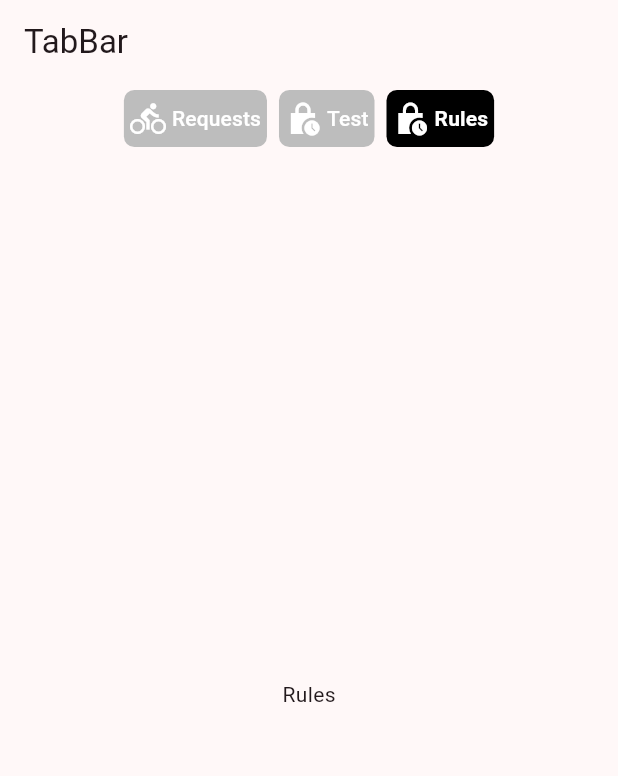
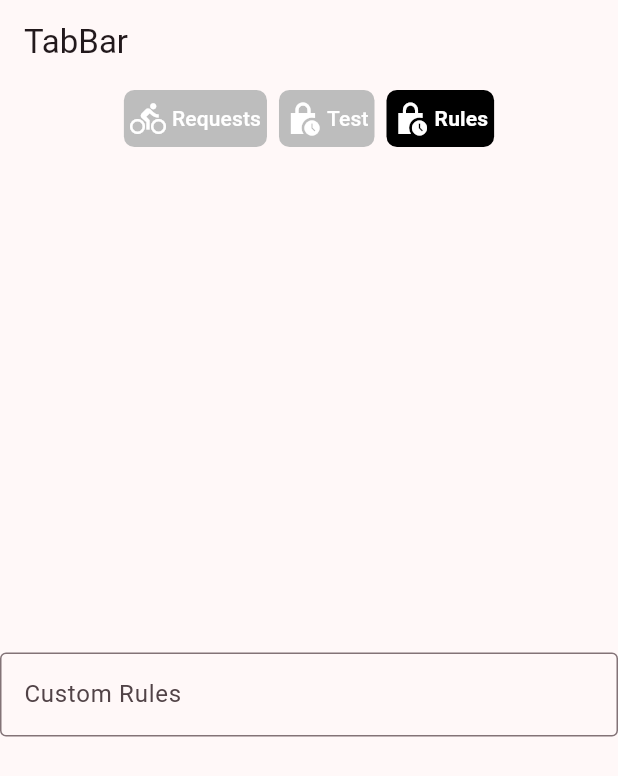
Before and after one commit to Arian04/UpGuardian, a Flutter app: the screen it shows after launch, item 3 of the bottom bar chosen, on a phone screen of 412 x 824 dp. Shown: the top 776 px of the screen. Run offline on Flutter 3.47's test engine with Material 3 defaults, Android fonts, the phone set to English and light mode, and no system bars; drawn by our look-alikes of buttons_tabbar.

Commit message:
add text input

```diff
--- a/frontend/lib/rules_page.dart
+++ b/frontend/lib/rules_page.dart
@@ -1,12 +1,17 @@
 import 'package:flutter/material.dart';
+final TextEditingController _controller = TextEditingController();
 
 class RulesPage extends StatelessWidget {
-  const RulesPage({
-    super.key,
-  });
+  const RulesPage({super.key});
 
   @override
   Widget build(BuildContext context) {
-    return Text("Rules");
+    return TextField(
+      controller: _controller,
+      decoration: const InputDecoration(
+        border: OutlineInputBorder(),
+        labelText: 'Custom Rules',
+      ),
+    );
   }
 }
```
